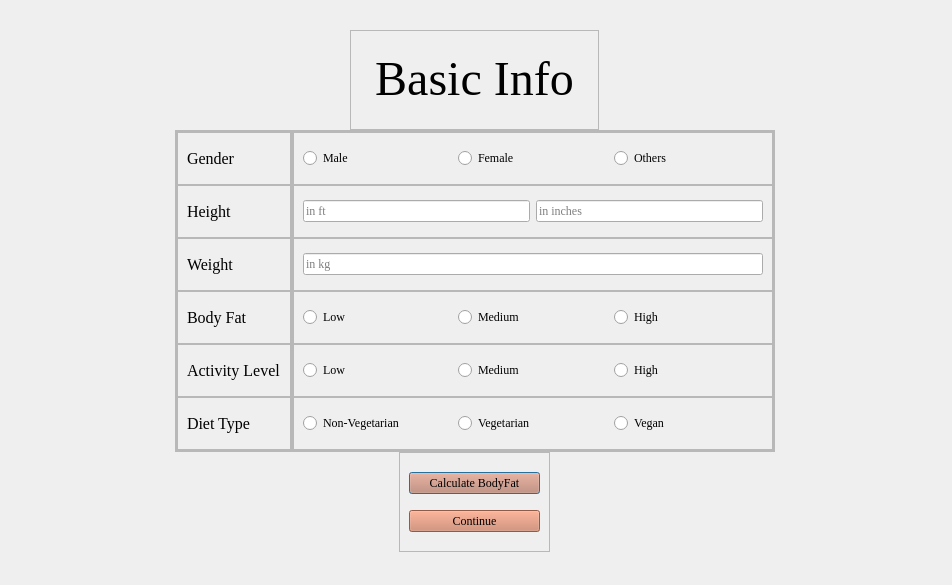
The window that basicinfo.ui (skidgefries/rightmeal) describes before a commit, drawn with Qt 5.
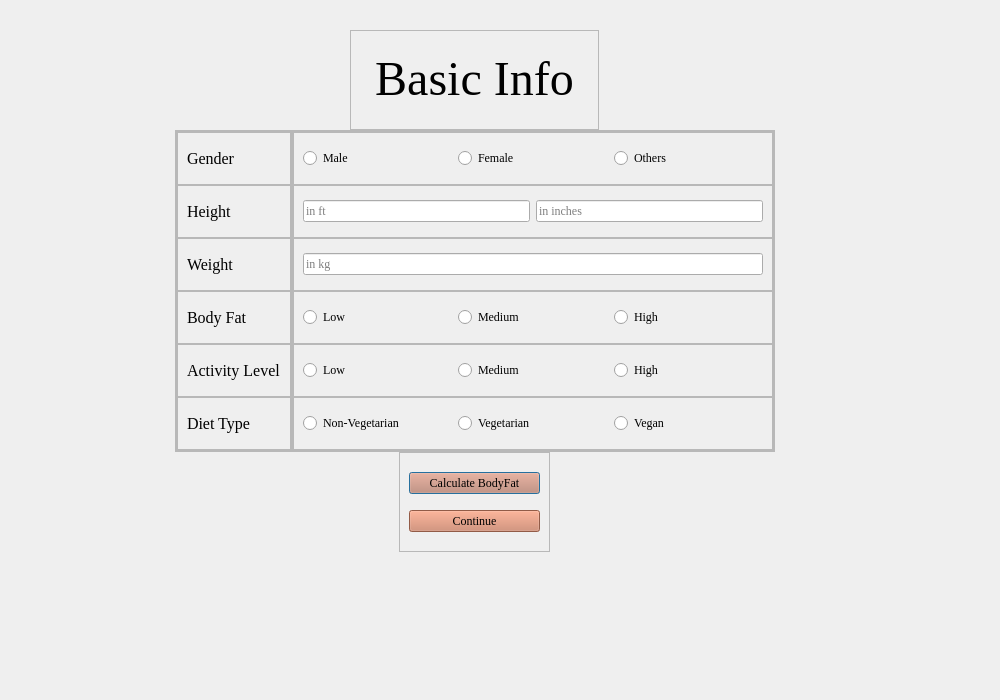
The same window after the commit.

Commit message: basicinfo ko geometry modified

Diff of the .ui file:
```diff
--- a/basicinfo.ui
+++ b/basicinfo.ui
@@ -6,8 +6,8 @@
    <rect>
     <x>0</x>
     <y>0</y>
-    <width>952</width>
-    <height>585</height>
+    <width>1000</width>
+    <height>700</height>
    </rect>
   </property>
   <property name="windowTitle">
```
The commit also changes 1 other file.
